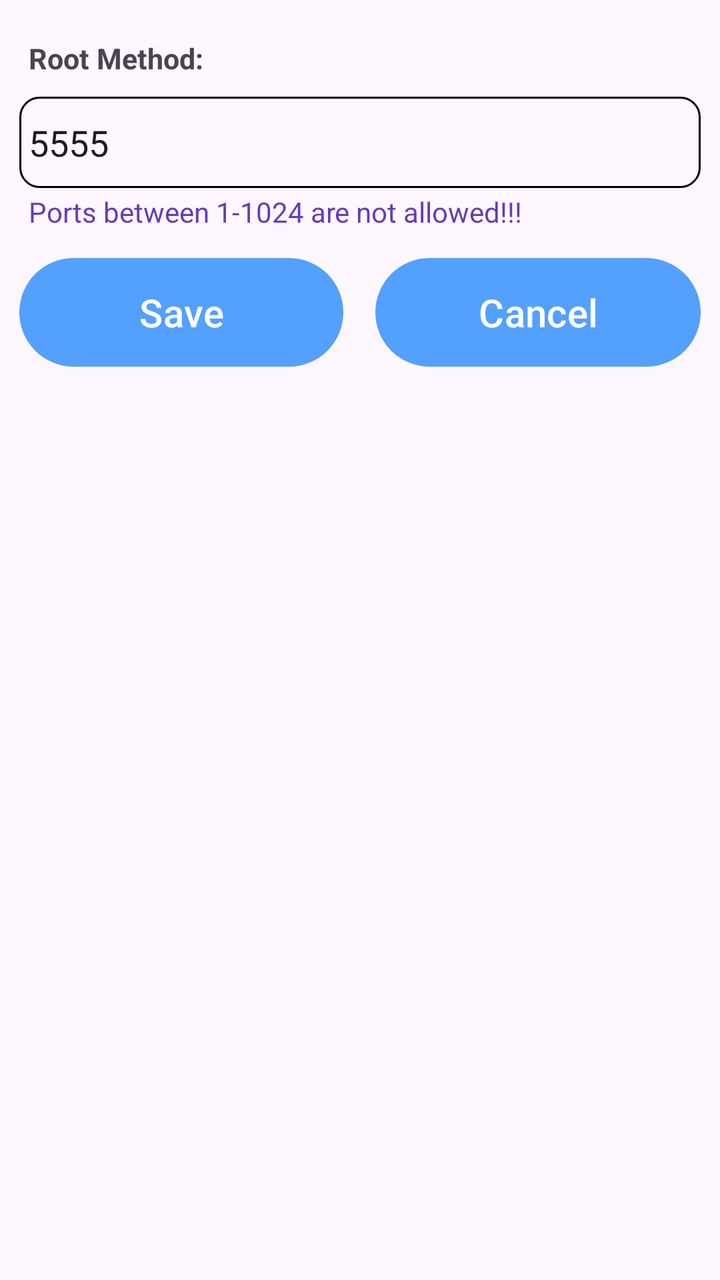
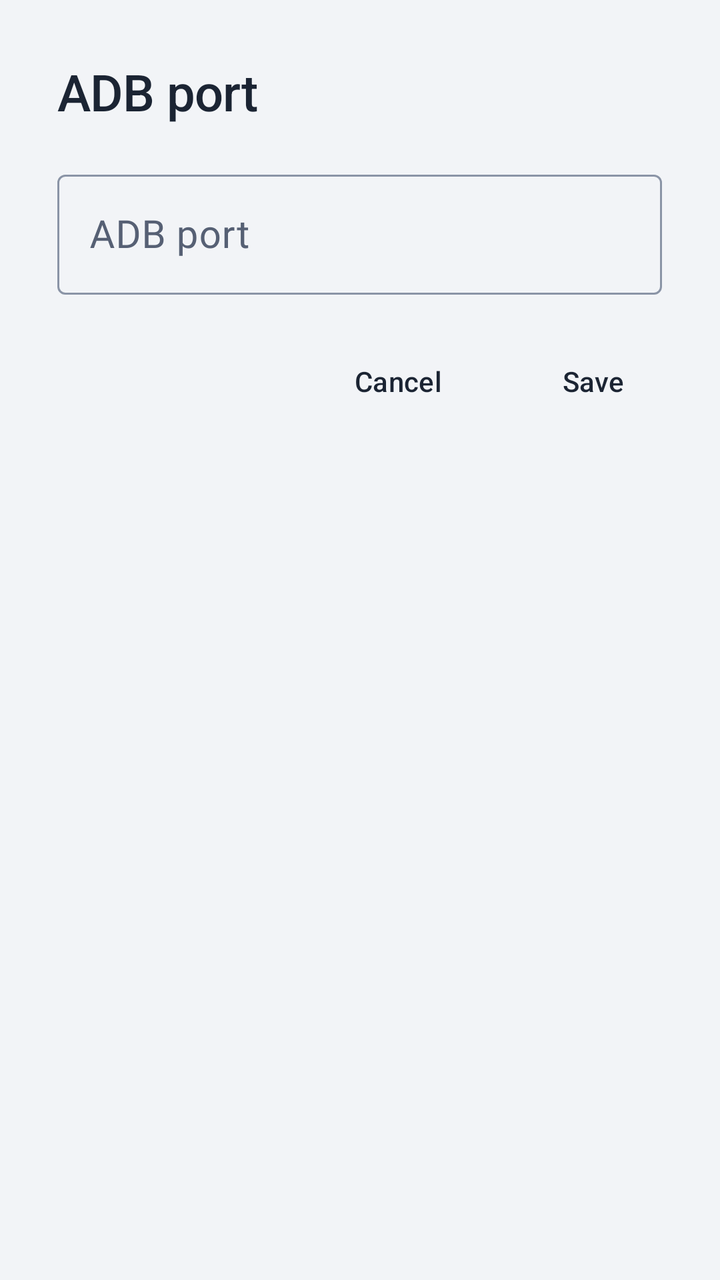

Compare the two renders of this Android layout. The source of the first and the diff that turns it into the second are given below.
<!-- AndroidManifest.xml: application theme Theme.AdbWifi -->
<!-- res/layout/dialog_port.xml -->
<?xml version="1.0" encoding="utf-8"?>
<RelativeLayout xmlns:android="http://schemas.android.com/apk/res/android"
    android:layout_width="match_parent"
    android:padding="@dimen/_8dp"
    android:layout_height="wrap_content">

    <TextView
        android:id="@+id/title"
        android:layout_width="match_parent"
        android:layout_height="wrap_content"
        android:layout_marginStart="@dimen/_4dp"
        android:layout_marginTop="@dimen/_8dp"
        android:text="@string/settings_2"
        android:textSize="@dimen/_12sp"
        android:textStyle="bold" />

    <EditText
        android:id="@+id/port"
        android:layout_width="match_parent"
        android:layout_height="@dimen/_38dp"
        android:layout_marginTop="@dimen/_8dp"
        android:layout_below="@id/title"
        android:maxLines="1"
        android:maxLength="6"
        android:inputType="number"
        android:background="@drawable/port_text"
        android:padding="@dimen/_4dp"
        android:text="@string/default_port" />

    <TextView
        android:id="@+id/hint"
        android:layout_width="match_parent"
        android:layout_below="@id/port"
        android:layout_height="wrap_content"
        android:layout_marginStart="@dimen/_4dp"
        android:layout_marginTop="@dimen/_2dp"
        android:text="@string/restrictions"
        android:textColor="@color/purple"/>

    <LinearLayout
        android:layout_width="match_parent"
        android:layout_height="@dimen/_52dp"
        android:layout_below="@id/hint"
        android:layout_marginTop="@dimen/_8dp"
        android:orientation="horizontal"
        android:weightSum="21">
        <Button
            android:id="@+id/save"
            android:layout_width="0dp"
            android:layout_weight="10"
            android:text="@string/save"
            android:textSize="@dimen/_16sp"
            android:layout_height="match_parent" />
        <View
            android:layout_width="0dp"
            android:layout_height="match_parent"
            android:layout_weight="1" />
        <Button
            android:id="@+id/cancel"
            android:layout_width="0dp"
            android:layout_weight="10"
            android:textSize="@dimen/_16sp"
            android:text="@string/cancel"
            android:layout_height="match_parent" />
    </LinearLayout>
</RelativeLayout>
<!-- resources referenced by this layout -->
<resources>
  <color name="purple">#673AB7</color>
  <dimen name="_12sp">12.00sp</dimen>
  <dimen name="_16sp">16.00sp</dimen>
  <dimen name="_2dp">2.00dp</dimen>
  <dimen name="_38dp">38.00dp</dimen>
  <dimen name="_4dp">4.00dp</dimen>
  <dimen name="_52dp">52.00dp</dimen>
  <dimen name="_8dp">8.00dp</dimen>
  <!-- drawable port_text (drawable) -->
  <?xml version="1.0" encoding="utf-8"?>
  <selector xmlns:android="http://schemas.android.com/apk/res/android">
      <item>
          <shape android:shape="rectangle">
              <corners android:radius="@dimen/_8dp"/>
              <stroke android:color="@color/black" android:width="1dp"/>
          </shape>
      </item>
  </selector>
  <string name="cancel">Cancel</string>
  <string name="default_port">5555</string>
  <string name="restrictions">Ports between 1-1024 are not allowed!!!</string>
  <string name="save">Save</string>
  <string name="settings_2">Root Method:</string>
  <style name="Theme.AdbWifi" parent="Base.Theme.AdbWifi" />
  <color name="black">#000000</color>
  <style name="Base.Theme.AdbWifi" parent="Theme.Material3.Light.NoActionBar">
          <item name="colorPrimary">@color/colorPrimary</item>
          <item name="colorPrimaryVariant">@color/colorPrimaryVariant</item>
          <item name="colorOnPrimary">@color/white</item>
          <item name="android:statusBarColor">?attr/colorPrimaryVariant</item>
          <item name="android:windowLightStatusBar">true</item>
      </style>
  <color name="colorPrimary">#54a0ff</color>
  <color name="colorPrimaryVariant">#2e86de</color>
  <color name="white">#FFFFFF</color>
</resources>

<!-- the commit's change to res/layout/dialog_port.xml (unified diff, before → after) -->
@@ -1,66 +1,65 @@
 <?xml version="1.0" encoding="utf-8"?>
-<RelativeLayout xmlns:android="http://schemas.android.com/apk/res/android"
+<LinearLayout xmlns:android="http://schemas.android.com/apk/res/android"
     android:layout_width="match_parent"
-    android:padding="@dimen/_8dp"
-    android:layout_height="wrap_content">
+    android:layout_height="wrap_content"
+    android:minWidth="@dimen/_300dp"
+    android:orientation="vertical"
+    android:paddingStart="@dimen/_24dp"
+    android:paddingTop="@dimen/_24dp"
+    android:paddingEnd="@dimen/_16dp"
+    android:paddingBottom="@dimen/_12dp">
 
     <TextView
         android:id="@+id/title"
+        android:layout_width="wrap_content"
+        android:layout_height="wrap_content"
+        android:text="@string/settings_port"
+        android:textAppearance="@style/TextAppearance.AdbWifi.Title" />
+
+    <com.google.android.material.textfield.TextInputLayout
+        android:id="@+id/portLayout"
+        style="@style/Widget.Material3.TextInputLayout.OutlinedBox"
         android:layout_width="match_parent"
         android:layout_height="wrap_content"
-        android:layout_marginStart="@dimen/_4dp"
-        android:layout_marginTop="@dimen/_8dp"
-        android:text="@string/settings_2"
-        android:textSize="@dimen/_12sp"
-        android:textStyle="bold" />
+        android:layout_marginTop="@dimen/_16dp"
+        android:layout_marginEnd="@dimen/_8dp"
+        android:hint="@string/settings_port"
+        android:textColorHint="@color/slate_text">
 
-    <EditText
-        android:id="@+id/port"
-        android:layout_width="match_parent"
-        android:layout_height="@dimen/_38dp"
-        android:layout_marginTop="@dimen/_8dp"
-        android:layout_below="@id/title"
-        android:maxLines="1"
-        android:maxLength="6"
-        android:inputType="number"
-        android:background="@drawable/port_text"
-        android:padding="@dimen/_4dp"
-        android:text="@string/default_port" />
-
-    <TextView
-        android:id="@+id/hint"
-        android:layout_width="match_parent"
-        android:layout_below="@id/port"
-        android:layout_height="wrap_content"
-        android:layout_marginStart="@dimen/_4dp"
-        android:layout_marginTop="@dimen/_2dp"
-        android:text="@string/restrictions"
-        android:textColor="@color/purple"/>
+        <com.google.android.material.textfield.TextInputEditText
+            android:id="@+id/port"
+            android:layout_width="match_parent"
+            android:layout_height="wrap_content"
+            android:imeOptions="actionDone"
+            android:inputType="number"
+            android:maxLength="5"
+            android:maxLines="1"
+            android:textAppearance="@style/TextAppearance.AdbWifi.Code"
+            android:textSize="@dimen/_16sp" />
+    </com.google.android.material.textfield.TextInputLayout>
 
     <LinearLayout
         android:layout_width="match_parent"
-        android:layout_height="@dimen/_52dp"
-        android:layout_below="@id/hint"
-        android:layout_marginTop="@dimen/_8dp"
-        android:orientation="horizontal"
-        android:weightSum="21">
+        android:layout_height="wrap_content"
+        android:layout_marginTop="@dimen/_16dp"
+        android:gravity="end"
+        android:orientation="horizontal">
+
+        <Button
+            android:id="@+id/cancel"
+            style="@style/Widget.Material3.Button.TextButton"
+            android:layout_width="wrap_content"
+            android:layout_height="wrap_content"
+            android:text="@string/cancel"
+            android:textColor="@color/button_text" />
+
         <Button
             android:id="@+id/save"
-            android:layout_width="0dp"
-            android:layout_weight="10"
+            style="@style/Widget.Material3.Button.TextButton"
+            android:layout_width="wrap_content"
+            android:layout_height="wrap_content"
+            android:layout_marginStart="@dimen/_8dp"
             android:text="@string/save"
-            android:textSize="@dimen/_16sp"
-            android:layout_height="match_parent" />
-        <View
-            android:layout_width="0dp"
-            android:layout_height="match_parent"
-            android:layout_weight="1" />
-        <Button
-            android:id="@+id/cancel"
-            android:layout_width="0dp"
-            android:layout_weight="10"
-            android:textSize="@dimen/_16sp"
-            android:text="@string/cancel"
-            android:layout_height="match_parent" />
+            android:textColor="@color/button_text" />
     </LinearLayout>
-</RelativeLayout>
+</LinearLayout>
<!-- resource entries referenced after the edit -->
@@ -1,39 +1,55 @@
 <!-- resources referenced by this layout -->
 <resources>
-  <color name="purple">#673AB7</color>
-  <dimen name="_12sp">12.00sp</dimen>
+  <color name="slate_text">#566074</color>
+  <dimen name="_12dp">12.00dp</dimen>
+  <dimen name="_16dp">16.00dp</dimen>
   <dimen name="_16sp">16.00sp</dimen>
-  <dimen name="_2dp">2.00dp</dimen>
-  <dimen name="_38dp">38.00dp</dimen>
-  <dimen name="_4dp">4.00dp</dimen>
-  <dimen name="_52dp">52.00dp</dimen>
+  <dimen name="_24dp">24.00dp</dimen>
+  <dimen name="_300dp">300.00dp</dimen>
   <dimen name="_8dp">8.00dp</dimen>
-  <!-- drawable port_text (drawable) -->
-  <?xml version="1.0" encoding="utf-8"?>
-  <selector xmlns:android="http://schemas.android.com/apk/res/android">
-      <item>
-          <shape android:shape="rectangle">
-              <corners android:radius="@dimen/_8dp"/>
-              <stroke android:color="@color/black" android:width="1dp"/>
-          </shape>
-      </item>
-  </selector>
   <string name="cancel">Cancel</string>
-  <string name="default_port">5555</string>
-  <string name="restrictions">Ports between 1-1024 are not allowed!!!</string>
   <string name="save">Save</string>
-  <string name="settings_2">Root Method:</string>
+  <string name="settings_port">ADB port</string>
+  <style name="TextAppearance.AdbWifi.Code" parent="TextAppearance.Material3.BodyMedium">
+          <item name="android:fontFamily">@font/jetbrains_mono_medium</item>
+          <item name="fontFamily">@font/jetbrains_mono_medium</item>
+          <item name="android:textSize">@dimen/_14sp</item>
+          <item name="android:textColor">@color/ink</item>
+      </style>
+  <style name="TextAppearance.AdbWifi.Title" parent="TextAppearance.Material3.TitleLarge">
+          <item name="android:textSize">@dimen/_21sp</item>
+          <item name="android:fontFamily">sans-serif-medium</item>
+          <item name="fontFamily">sans-serif-medium</item>
+          <item name="android:textColor">@color/ink</item>
+          <item name="android:letterSpacing">-0.01</item>
+      </style>
   <style name="Theme.AdbWifi" parent="Base.Theme.AdbWifi" />
-  <color name="black">#000000</color>
-  <style name="Base.Theme.AdbWifi" parent="Theme.Material3.Light.NoActionBar">
-          <item name="colorPrimary">@color/colorPrimary</item>
-          <item name="colorPrimaryVariant">@color/colorPrimaryVariant</item>
-          <item name="colorOnPrimary">@color/white</item>
-          <item name="android:statusBarColor">?attr/colorPrimaryVariant</item>
-          <item name="android:windowLightStatusBar">true</item>
+  <dimen name="_14sp">14.00sp</dimen>
+  <color name="ink">#1B2433</color>
+  <dimen name="_21sp">21.00sp</dimen>
+  <style name="Base.Theme.AdbWifi" parent="Theme.Material3.DayNight.NoActionBar">
+          <item name="colorPrimary">@color/ink</item>
+          <item name="colorOnPrimary">@color/fog</item>
+          <item name="colorSecondary">@color/amber</item>
+          <item name="colorOnSecondary">@color/ink</item>
+          <item name="colorError">@color/error</item>
+          <item name="colorSurface">@color/fog</item>
+          <item name="colorOnSurface">@color/ink</item>
+          <item name="colorOnSurfaceVariant">@color/slate_text</item>
+          <item name="colorSurfaceContainerHigh">@color/fog</item>
+          <item name="colorOutline">@color/slate</item>
+          <item name="android:colorBackground">@color/fog</item>
+          <item name="android:windowBackground">@color/fog</item>
+          <item name="android:textColorPrimary">@color/ink</item>
+          <item name="android:textColorSecondary">@color/slate_text</item>
+          <item name="android:statusBarColor">@android:color/transparent</item>
+          <item name="android:navigationBarColor">@android:color/transparent</item>
+          <item name="android:windowLightStatusBar">@bool/light_system_bars</item>
+          <item name="android:windowLightNavigationBar" tools:targetApi="27">@bool/light_system_bars</item>
       </style>
-  <color name="colorPrimary">#54a0ff</color>
-  <color name="colorPrimaryVariant">#2e86de</color>
-  <color name="white">#FFFFFF</color>
+  <color name="fog">#F2F4F7</color>
+  <color name="amber">#F5A400</color>
+  <color name="error">#C8362E</color>
+  <color name="slate">#8A94A6</color>
 </resources>
 
